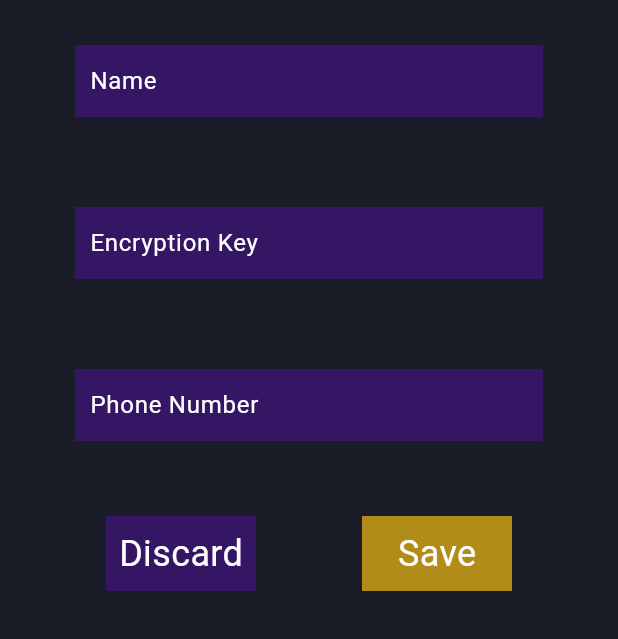
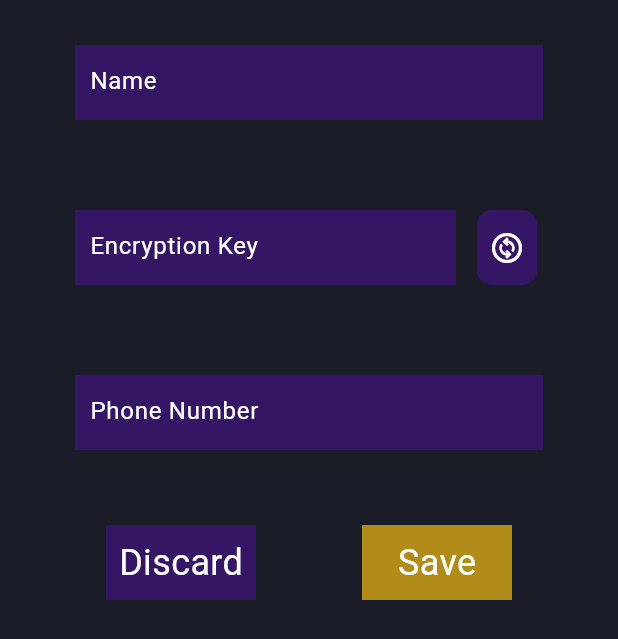
Before and after one commit to DrSolidDevil/Vidar, a Flutter app: the screen it shows after launch, after a tap on the "add comment" icon, on a phone screen of 412 x 824 dp. Shown: the top 639 px of the screen. Run offline on Flutter 3.47's test engine with Material 3 defaults, Android fonts, the phone set to English and light mode, and no system bars; missing offline and left inert: cryptography.

Commit message:
Added key generation in edit page

```diff
--- a/lib/chat.dart
+++ b/lib/chat.dart
@@ -201,7 +201,7 @@ class SpeechBubble extends StatelessWidget {
             margin: EdgeInsets.symmetric(vertical: 5, horizontal: 10),
             padding: EdgeInsets.symmetric(vertical: 10, horizontal: 10),
             decoration: BoxDecoration(
-              color: isMe ? VidarColors.secondaryMetallicViolet : VidarColors.secondaryGold,
+              color: isMe ? VidarColors.secondaryMetallicViolet : VidarColors.tertiaryGold,
               borderRadius: BorderRadius.only(
                 topLeft: Radius.circular(10),
                 topRight: Radius.circular(10),
--- a/lib/configuration.dart
+++ b/lib/configuration.dart
@@ -6,7 +6,7 @@ class VidarColors {
   /// #1a1c28
   static const primaryDarkSpaceCadet = Color.fromARGB(255, 26, 28, 40);
   /// #b18c19
-  static const secondaryGold = Color.fromARGB(255, 	177, 140, 25);
+  static const tertiaryGold = Color.fromARGB(255, 	177, 140, 25);
   /*static const primary2 = Color.fromARGB(255, );
   static const primary2 = Color.fromARGB(255, );
   static const primary2 = Color.fromARGB(255, );
@@ -18,3 +18,8 @@ class VidarColors {
 
   */
 }
+
+class CryptographicConfiguration {
+  // Length in bytes (18 bytes = 144 bits)
+  static const int keyGenerationHashLength = 18;
+}
--- a/lib/edit_contact.dart
+++ b/lib/edit_contact.dart
@@ -1,5 +1,7 @@
 import 'package:flutter/material.dart';
 import 'package:vidar/chat.dart';
+import 'package:vidar/utils.dart';
+import 'package:vidar/keys.dart';
 import 'contacts.dart';
 import 'configuration.dart';
 
@@ -22,6 +24,8 @@ class _EditContactPageState extends State<EditContactPage> {
   late Contact contact;
   late ContactList contactList;
   late String caller;
+  final Updater updater = Updater();
+  final TextEditingController encryptionKeyController = TextEditingController();
 
   String? newName;
   String? newKey;
@@ -36,6 +40,14 @@ class _EditContactPageState extends State<EditContactPage> {
   }
 
   @override
+  void dispose() {
+    // Clean up the controller when the widget is removed from the
+    // widget tree.
+    encryptionKeyController.dispose();
+    super.dispose();
+  }
+
+  @override
   Widget build(BuildContext context) {
     return Container(
       color: VidarColors.primaryDarkSpaceCadet,
@@ -46,7 +58,9 @@ class _EditContactPageState extends State<EditContactPage> {
               Container(
                 margin: EdgeInsets.only(left: 50, right: 50, top: 30, bottom: 30),
                 child: Material(
+                  color: VidarColors.secondaryMetallicViolet,
                   child: Container(
+                    height: 50,
                     decoration: BoxDecoration(
                       color: VidarColors.secondaryMetallicViolet,
                     ),
@@ -71,13 +85,22 @@ class _EditContactPageState extends State<EditContactPage> {
               ),
               Container(
                 margin: EdgeInsets.only(left: 50, right: 50, top: 30, bottom: 30),
+                child: Row(
+                  children: [
+                    Expanded(
                       child: Material(
+                        color: VidarColors.secondaryMetallicViolet,
                         child: Container(
+                          height: 50,
                           decoration: BoxDecoration(
                             color: VidarColors.secondaryMetallicViolet,
                           ),
                           padding: EdgeInsets.only(left: 10),
-                    child: TextField(
+                          child: ListenableBuilder(
+                            listenable: updater,
+                            builder: (BuildContext context, Widget? child) {
+                              return TextField(
+                                controller: encryptionKeyController,
                                 decoration: InputDecoration(
                                   hintText: "Encryption Key",
                                   hintStyle: const TextStyle(
@@ -91,14 +114,44 @@ class _EditContactPageState extends State<EditContactPage> {
                                 onChanged: (String value) {
                                   newKey = value;
                                 },
+                              );
+                            },
                           ),
                         ),
                       ),
                     ),
                     Container(
+                      height: 50,
+                      margin: EdgeInsets.only(left: 10),
+                      child: Expanded(
+                        child: IconButton(
+                          onPressed: () async {
+                              newKey = await generateRandomKey();
+                              encryptionKeyController.text = newKey ?? "";
+                          },
+                          style: IconButton.styleFrom(
+                            backgroundColor: VidarColors.secondaryMetallicViolet,
+                            shape: RoundedRectangleBorder(
+                              borderRadius: BorderRadiusGeometry.circular(10)
+                            )
+                          ),
+                          icon: Icon(
+                            Icons.change_circle_outlined,
+                            color: Colors.white,
+                          )
+                        )
+                      )
+                    ),
+                  ],
+                ),
+              ),
+
+              Container(
                 margin: EdgeInsets.only(left: 50, right: 50, top: 30, bottom: 30),
                 child: Material(
+                  color: VidarColors.secondaryMetallicViolet,
                   child: Container(
+                    height: 50,
                     decoration: BoxDecoration(
                       color: VidarColors.secondaryMetallicViolet,
                     ),
@@ -129,6 +182,7 @@ class _EditContactPageState extends State<EditContactPage> {
               mainAxisAlignment: MainAxisAlignment.spaceEvenly,
               children: [
                 Material(
+                  color: VidarColors.secondaryMetallicViolet,
                   child: InkWell(
                     child: SizedBox(
                       width: 100,
@@ -168,13 +222,14 @@ class _EditContactPageState extends State<EditContactPage> {
                 ),
 
                 Material(
+                  color: VidarColors.tertiaryGold,
                   child: InkWell(
                     child: SizedBox(
                       width: 100,
                       height: 50,
                       child: Container(
                         alignment: Alignment.center,
-                        color: VidarColors.secondaryGold,
+                        color: VidarColors.tertiaryGold,
                         child: Text(
                           "Save",
                           style: TextStyle(
--- /dev/null
+++ b/lib/utils.dart
@@ -0,0 +1,7 @@
+import 'package:flutter/material.dart';
+
+class Updater extends ChangeNotifier {
+  void update() {
+    notifyListeners();
+  }
+}
--- a/pubspec.yaml
+++ b/pubspec.yaml
@@ -9,6 +9,7 @@ environment:
 dependencies:
   flutter:
     sdk: flutter
+  cryptography: ^2.7.0
 
 dev_dependencies:
   flutter_test:
```
Also changed, not shown: lib/keys.dart (added, +15 -0 lines), pubspec.lock. Lines whose indentation alone changed are shown as unchanged.
